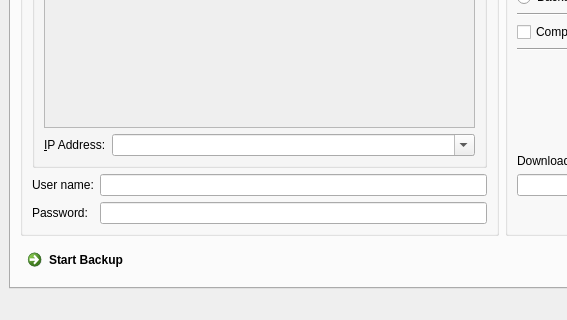
The window that cs8Backup/ui/mainForm.ui (vdg1/cs8Tools) describes before a commit, drawn with Qt 5; both pictures show x 0 to 567 and y 274 to 594 of the 1004 by 594 pixel window.
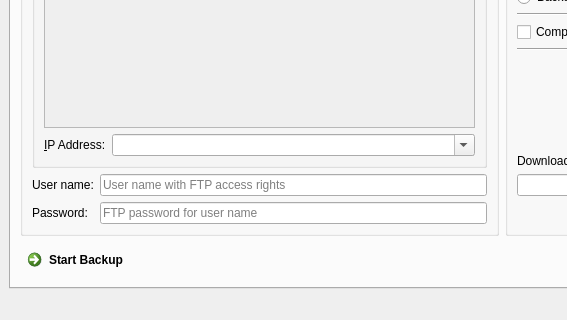
The same window after the commit. Icons and pictures are not drawn.

Commit message: - improved UIX - added settings for default profile, default password, automatic retries

The edit to the form file:
```diff
--- a/cs8Backup/ui/mainForm.ui
+++ b/cs8Backup/ui/mainForm.ui
@@ -46,7 +46,11 @@
                 </widget>
                </item>
                <item row="1" column="1">
-                <widget class="QLineEdit" name="leUserName"/>
+                <widget class="QLineEdit" name="leUserName">
+                 <property name="placeholderText">
+                  <string>User name with FTP access rights</string>
+                 </property>
+                </widget>
                </item>
                <item row="2" column="0">
                 <widget class="QLabel" name="label_4">
@@ -63,6 +67,12 @@
                  <property name="echoMode">
                   <enum>QLineEdit::Password</enum>
                  </property>
+                 <property name="placeholderText">
+                  <string>FTP password for user name</string>
+                 </property>
+                 <property name="clearButtonEnabled">
+                  <bool>true</bool>
+                 </property>
                 </widget>
                </item>
                <item row="0" column="0" colspan="2">
```
Left out of the diff: 16 changed lines with no effect on the pictures. The commit also changes 9 other files.
